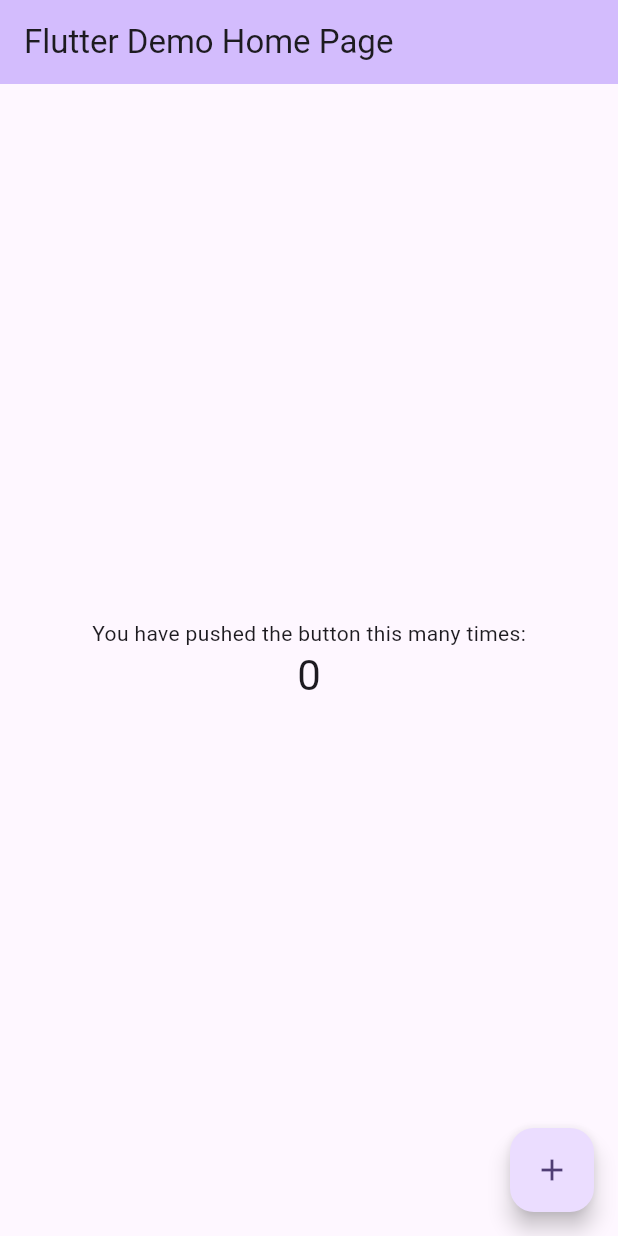
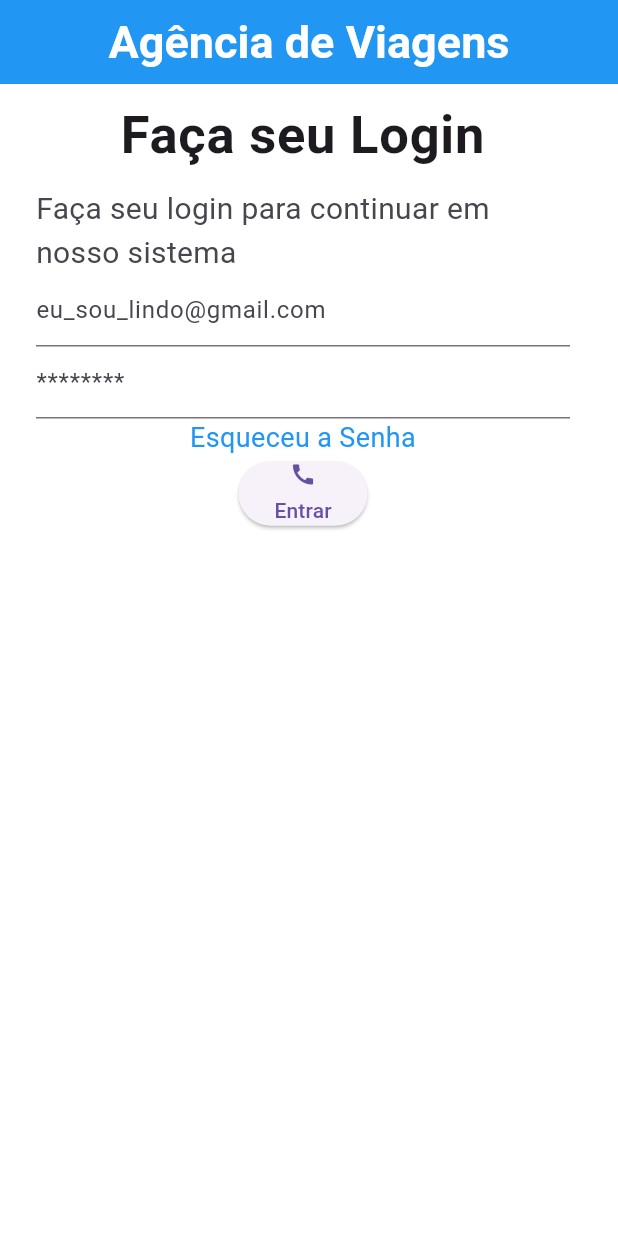
Before and after one commit to BispoCarlosDev/guia_viagens, a Flutter app: the screen it shows after launch, on a phone screen of 412 x 824 dp. Run offline on Flutter 3.47's test engine with Material 3 defaults, Android fonts, the phone set to English and light mode, and no system bars.

Commit message:
iniciando o projeto

```diff
--- /dev/null
+++ b/lib/app/pages/login.dart
@@ -0,0 +1,116 @@
+import 'package:flutter/material.dart';
+import 'apresentacao1.dart';
+/*import 'apresentacao2.dart';
+import 'apresentacao3.dart';*/
+
+class Login extends StatelessWidget {
+  Widget build(BuildContext context){
+    return Scaffold(
+      appBar: AppBar(
+        title: const Text("Agência de Viagens"),
+      ),
+      body: ListView(//Utiliancodo ListView para organizar a tela
+        children: <Widget> [
+          ListTile(
+            title: Text('Faça seu Login',
+            textAlign: TextAlign.center,
+            style: TextStyle(
+              fontWeight: FontWeight.bold,
+              fontSize: 35,
+            ),),
+            subtitle: Container(
+              padding: EdgeInsets.all(8.0),
+              child: Column(
+                children: [
+                  Text('Faça seu login para continuar em nosso sistema',
+                  textAlign: TextAlign.left,
+                  style: TextStyle(
+                    fontSize: 20,
+                  ),),
+                  TextField(
+                    decoration: InputDecoration(
+                      hintText: 'eu_sou_lindo@gmail.com',
+                    ),
+                    onChanged: (text) {
+                      print('Texto digitado: $text');
+                    },
+                  ),
+                  TextField(
+                    decoration: InputDecoration(
+                      hintText: '********',
+                    ),
+                    onChanged: (text) {
+                      print('Texto digitado: $text');
+                    },
+                  ),
+                  Text('Esqueceu a Senha',
+                  textAlign: TextAlign.right,
+                  style: TextStyle(
+                    fontSize: 18,
+                    color: Colors.blue,
+                  ),),
+
+                  ElevatedButton(
+                    onPressed: () {
+                      Navigator.push(
+                        context,
+                        MaterialPageRoute(builder: (context) => Apresentacao1()),
+                        );
+                    },
+                    child: Column(
+                      mainAxisAlignment: MainAxisAlignment.center,
+                      children: [
+                        Icon(Icons.call),
+                        SizedBox(height: 5),
+                        Text('Entrar'),
+                      ],
+                    ),
+                  ),
+
+
+                ],
+              ),
+            ),
+          )
+
+
+          /*
+          GestureDetector(
+            onTap: () {
+              Navigator.push(
+                context,
+                MaterialPageRoute(builder: (context) => Espanha()),
+              );
+            },
+            child: Container(
+              padding: EdgeInsets.only(
+                left: 20.0,
+                top: 20.0,
+                right: 20.0,
+                bottom: 0.0,
+              ),
+              child: Column(
+                mainAxisAlignment: MainAxisAlignment.center,
+                children: [
+                  Image.asset(
+                    'assets/espanha.jpg',
+                  ),
+                  SizedBox(height: 5.0),
+                  Text(
+                    'Espanha',
+                    textAlign: TextAlign.center,
+                  ),
+                ],
+              ),
+            )
+          ),*/
+
+
+
+
+
+        ],
+      ),
+    );
+  }
+}
--- a/lib/main.dart
+++ b/lib/main.dart
@@ -1,125 +1,33 @@
 import 'package:flutter/material.dart';
+import 'app/pages/login.dart';
 
 void main() {
-  runApp(const MyApp());
+  runApp(Viajar());
 }
 
-class MyApp extends StatelessWidget {
-  const MyApp({super.key});
-
-  // This widget is the root of your application.
-  @override
+class Viajar extends StatelessWidget {
   Widget build(BuildContext context) {
     return MaterialApp(
-      title: 'Flutter Demo',
-      theme: ThemeData(
-        // This is the theme of your application.
-        //
-        // TRY THIS: Try running your application with "flutter run". You'll see
-        // the application has a purple toolbar. Then, without quitting the app,
-        // try changing the seedColor in the colorScheme below to Colors.green
-        // and then invoke "hot reload" (save your changes or press the "hot
-        // reload" button in a Flutter-supported IDE, or press "r" if you used
-        // the command line to start the app).
-        //
-        // Notice that the counter didn't reset back to zero; the application
-        // state is not lost during the reload. To reset the state, use hot
-        // restart instead.
-        //
-        // This works for code too, not just values: Most code changes can be
-        // tested with just a hot reload.
-        colorScheme: ColorScheme.fromSeed(seedColor: Colors.deepPurple),
-        useMaterial3: true,
+      theme: ThemeData( //Utilizando o ThemeData para formatar de uma vez todas as páginas
+        appBarTheme: const AppBarTheme(
+          titleTextStyle: TextStyle(
+            color: Colors.white,
+            fontSize: 30,
+            fontWeight: FontWeight.bold,
+          ),
+          backgroundColor: Colors.blue,
+          centerTitle: true,
+        ),
+        scaffoldBackgroundColor: Colors.white,
+        textTheme: const TextTheme(
+            bodyMedium: TextStyle(
+          fontSize: 20,
+        )),
       ),
-      home: const MyHomePage(title: 'Flutter Demo Home Page'),
+      routes: {
+        '/login':(context) => Login(),
+      },
+      initialRoute: '/login', // Definindo a rota inicial
     );
   }
 }
-
-class MyHomePage extends StatefulWidget {
-  const MyHomePage({super.key, required this.title});
-
-  // This widget is the home page of your application. It is stateful, meaning
-  // that it has a State object (defined below) that contains fields that affect
-  // how it looks.
-
-  // This class is the configuration for the state. It holds the values (in this
-  // case the title) provided by the parent (in this case the App widget) and
-  // used by the build method of the State. Fields in a Widget subclass are
-  // always marked "final".
-
-  final String title;
-
-  @override
-  State<MyHomePage> createState() => _MyHomePageState();
-}
-
-class _MyHomePageState extends State<MyHomePage> {
-  int _counter = 0;
-
-  void _incrementCounter() {
-    setState(() {
-      // This call to setState tells the Flutter framework that something has
-      // changed in this State, which causes it to rerun the build method below
-      // so that the display can reflect the updated values. If we changed
-      // _counter without calling setState(), then the build method would not be
-      // called again, and so nothing would appear to happen.
-      _counter++;
-    });
-  }
-
-  @override
-  Widget build(BuildContext context) {
-    // This method is rerun every time setState is called, for instance as done
-    // by the _incrementCounter method above.
-    //
-    // The Flutter framework has been optimized to make rerunning build methods
-    // fast, so that you can just rebuild anything that needs updating rather
-    // than having to individually change instances of widgets.
-    return Scaffold(
-      appBar: AppBar(
-        // TRY THIS: Try changing the color here to a specific color (to
-        // Colors.amber, perhaps?) and trigger a hot reload to see the AppBar
-        // change color while the other colors stay the same.
-        backgroundColor: Theme.of(context).colorScheme.inversePrimary,
-        // Here we take the value from the MyHomePage object that was created by
-        // the App.build method, and use it to set our appbar title.
-        title: Text(widget.title),
-      ),
-      body: Center(
-        // Center is a layout widget. It takes a single child and positions it
-        // in the middle of the parent.
-        child: Column(
-          // Column is also a layout widget. It takes a list of children and
-          // arranges them vertically. By default, it sizes itself to fit its
-          // children horizontally, and tries to be as tall as its parent.
-          //
-          // Column has various properties to control how it sizes itself and
-          // how it positions its children. Here we use mainAxisAlignment to
-          // center the children vertically; the main axis here is the vertical
-          // axis because Columns are vertical (the cross axis would be
-          // horizontal).
-          //
-          // TRY THIS: Invoke "debug painting" (choose the "Toggle Debug Paint"
-          // action in the IDE, or press "p" in the console), to see the
-          // wireframe for each widget.
-          mainAxisAlignment: MainAxisAlignment.center,
-          children: <Widget>[
-            const Text(
-              'You have pushed the button this many times:',
-            ),
-            Text(
-              '$_counter',
-              style: Theme.of(context).textTheme.headlineMedium,
-            ),
-          ],
-        ),
-      ),
-      floatingActionButton: FloatingActionButton(
-        onPressed: _incrementCounter,
-        tooltip: 'Increment',
-        child: const Icon(Icons.add),
-      ), // This trailing comma makes auto-formatting nicer for build methods.
-    );
-  }
-}
--- a/pubspec.yaml
+++ b/pubspec.yaml
@@ -59,8 +59,8 @@ flutter:
   uses-material-design: true
 
   # To add assets to your application, add an assets section, like this:
-  # assets:
-  #   - images/a_dot_burr.jpeg
+  assets:
+  - assets/
   #   - images/a_dot_ham.jpeg
 
   # An image asset can refer to one or more resolution-specific "variants", see
```
Also changed, not shown: lib/app/pages/apresentacao1.dart (added, +48 -0 lines), lib/app/pages/guia.dart (added, +58 -0 lines), lib/app/pages/home.dart (added, +17 -0 lines), assets/paisagem1.jpg (added), assets/paisagem2.jpg (added), assets/paisagem3.jpg (added), lib/app/pages/apresentacao2.dart (added), lib/app/pages/apresentacao3.dart (added), lib/app/pages/brasil.dart (added), lib/app/pages/egito.dart (added), lib/app/pages/espanha.dart (added), lib/app/pages/franca.dart (added), lib/app/pages/grecia.dart (added), lib/app/pages/peru.dart (added), 1 other file.
